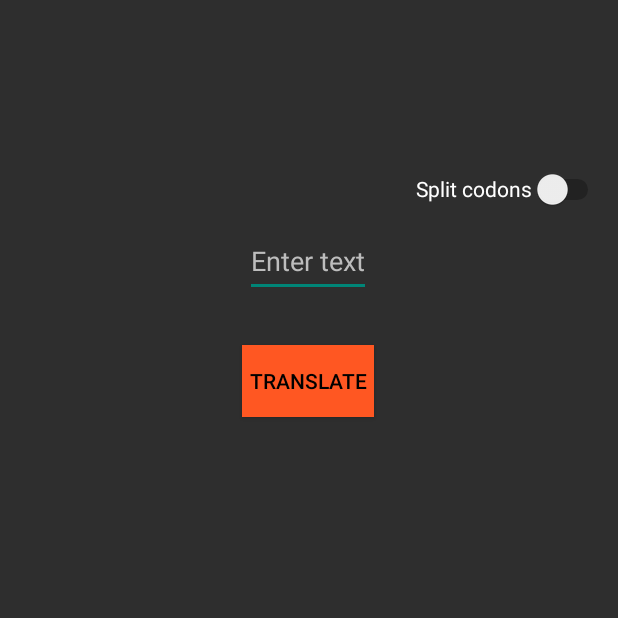
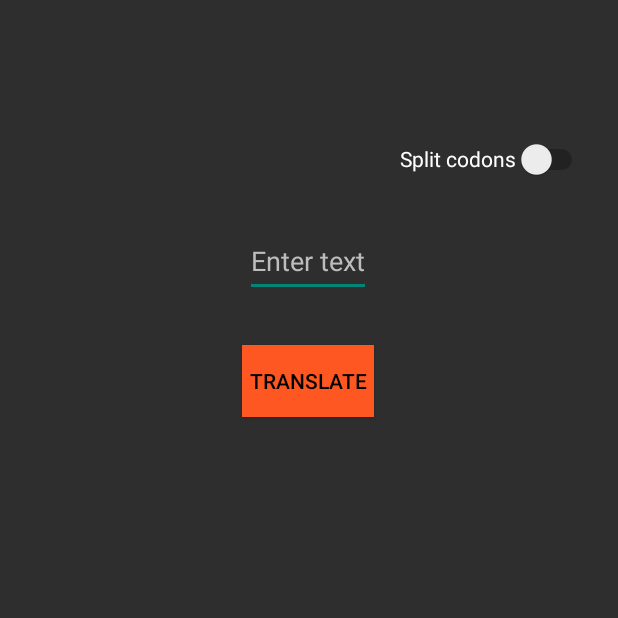
Before and after one commit to Morganator2000/CodonTranslator, an Android app built with Jetpack Compose: the TextToRna screen opened directly, with no data from a screen before it, on a phone screen of 412 x 824 dp, the top half of it. Run offline under Robolectric (Android 15) with nearby library versions, the phone set to English and light mode, and no system bars.

Commit message:
Bug fixes.

```diff
--- a/app/src/main/java/com/hedgehax/codontranslator/TextToRna.kt
+++ b/app/src/main/java/com/hedgehax/codontranslator/TextToRna.kt
@@ -8,7 +8,6 @@ import android.widget.Switch
 import android.widget.TextView
 import androidx.activity.ComponentActivity
 import androidx.activity.enableEdgeToEdge
-import androidx.appcompat.widget.SwitchCompat
 
 class TextToRna : ComponentActivity() {
     @SuppressLint("UseSwitchCompatOrMaterialCode")
@@ -65,7 +64,7 @@ class TextToRna : ComponentActivity() {
     class InvalidCharacterException(message: String) : Exception(message)
 
     private fun validateText(text: String): Boolean {
-        val processedText = text.uppercase().trim().replace("[^A-Z]".toRegex(), "")
+        val processedText = text.uppercase().replace("[^A-Z]".toRegex(), "")
         val invalidCharacters = setOf('B', 'J', 'O', 'U', 'X', 'Z')
 
         for (char in processedText) {
@@ -103,7 +102,7 @@ class TextToRna : ComponentActivity() {
     }
 
         private fun textToCodon(text: String): String {
-        val modifiedText = text.uppercase().trim().replace("[^A-Z]".toRegex(), "")
+        val modifiedText = text.uppercase().replace("[^A-Z]".toRegex(), "")
         val aminoAcids = modifiedText.chunked(1)
         val codons = mutableListOf<String>()
 
--- a/app/src/main/res/layout/activity_rna_to_text.xml
+++ b/app/src/main/res/layout/activity_rna_to_text.xml
@@ -18,6 +18,7 @@
         android:textAlignment="center"
         android:textSize="8pt"
         android:textColor="@color/white"
+        android:textIsSelectable="true"
         app:layout_constraintEnd_toEndOf="parent"
         app:layout_constraintHorizontal_bias="0.497"
         app:layout_constraintStart_toStartOf="parent"
--- a/app/src/main/res/layout/activity_text_to_rna.xml
+++ b/app/src/main/res/layout/activity_text_to_rna.xml
@@ -40,6 +40,7 @@
         android:layout_width="wrap_content"
         android:layout_height="wrap_content"
         android:layout_marginTop="32dp"
+        android:textIsSelectable="true"
         app:layout_constraintEnd_toEndOf="@+id/translateButton"
         app:layout_constraintStart_toStartOf="@+id/translateButton"
         app:layout_constraintTop_toBottomOf="@+id/translateButton" />
@@ -48,12 +49,13 @@
         android:id="@+id/splitSwitch"
         android:layout_width="wrap_content"
         android:layout_height="wrap_content"
-        android:layout_marginStart="30dp"
+        android:layout_marginEnd="20dp"
+        android:layout_marginBottom="20dp"
         android:minHeight="48dp"
         android:text="Split codons"
         android:textColor="@color/white"
         app:layout_constraintBottom_toTopOf="@+id/textInput"
-        app:layout_constraintStart_toEndOf="@+id/textInput"
+        app:layout_constraintEnd_toEndOf="parent"
         tools:ignore="UseSwitchCompatOrMaterialXml" />
 
 
```
Also changed, not shown: app/src/main/java/com/hedgehax/codontranslator/RnaToText.kt (+4 -4 lines).
